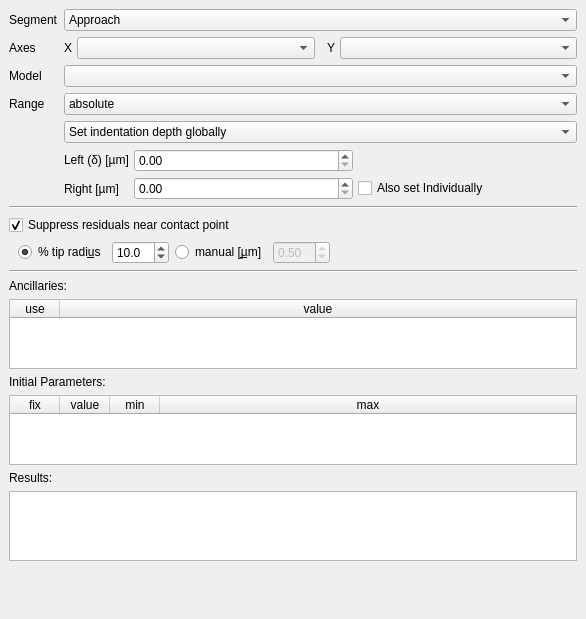
This is pyjibe/fd/tab_fit.ui in AFM-analysis/PyJibe as Qt 5 draws it before an edit. The edited form follows.
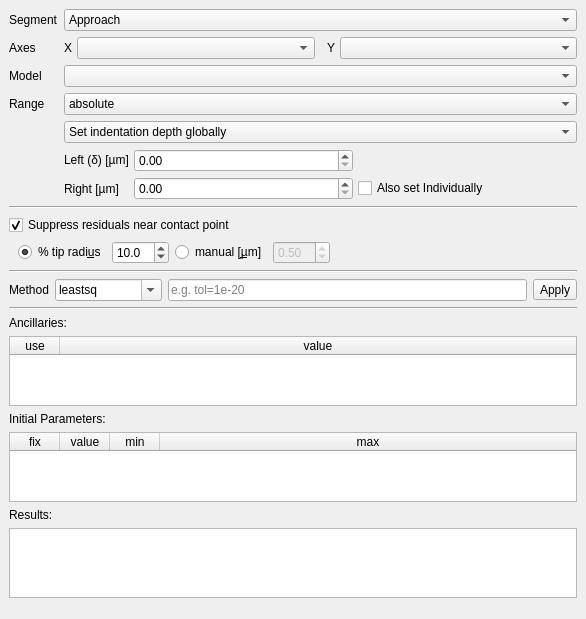
This is the edited form. Custom widgets are drawn as their Qt base class.

Commit message: feat: allow custom fit methods with custom keyword arguments in developer mode (close #18)

```diff
--- a/pyjibe/fd/tab_fit.ui
+++ b/pyjibe/fd/tab_fit.ui
@@ -75,8 +75,8 @@
        <rect>
         <x>0</x>
         <y>0</y>
-        <width>586</width>
-        <height>619</height>
+        <width>573</width>
+        <height>691</height>
        </rect>
       </property>
       <property name="sizePolicy">
@@ -85,7 +85,7 @@
         <verstretch>0</verstretch>
        </sizepolicy>
       </property>
-      <layout class="QVBoxLayout" name="verticalLayout_13" stretch="0,0,0,0,0,0,0,0,0,0,0">
+      <layout class="QVBoxLayout" name="verticalLayout_13" stretch="0,0,0,0,0,0,0,0,0,0,0,0">
        <property name="spacing">
         <number>6</number>
        </property>
@@ -519,6 +519,94 @@
          </property>
         </widget>
        </item>
+       <item>
+        <widget class="QWidget" name="widget_method" native="true">
+         <layout class="QVBoxLayout" name="verticalLayout_3">
+          <property name="leftMargin">
+           <number>0</number>
+          </property>
+          <property name="topMargin">
+           <number>0</number>
+          </property>
+          <property name="rightMargin">
+           <number>0</number>
+          </property>
+          <property name="bottomMargin">
+           <number>0</number>
+          </property>
+          <item>
+           <layout class="QHBoxLayout" name="horizontalLayout_5">
+            <item>
+             <widget class="QLabel" name="label_8">
+              <property name="text">
+               <string>Method</string>
+              </property>
+             </widget>
+            </item>
+            <item>
+             <widget class="QComboBox" name="comboBox_method">
+              <property name="toolTip">
+               <string>Valid minimizer method name supported by lmfit/scipy.optimize.</string>
+              </property>
+              <property name="editable">
+               <bool>true</bool>
+              </property>
+              <item>
+               <property name="text">
+                <string>leastsq</string>
+               </property>
+              </item>
+              <item>
+               <property name="text">
+                <string>least_squares</string>
+               </property>
+              </item>
+              <item>
+               <property name="text">
+                <string>nelder</string>
+               </property>
+              </item>
+              <item>
+               <property name="text">
+                <string>powell</string>
+               </property>
+              </item>
+              <item>
+               <property name="text">
+                <string>newton</string>
+               </property>
+              </item>
+             </widget>
+            </item>
+            <item>
+             <widget class="QLineEdit" name="lineEdit_method">
+              <property name="toolTip">
+               <string>Space-separated keyword arguments to the scipy minimizer function.</string>
+              </property>
+              <property name="placeholderText">
+               <string>e.g. tol=1e-20</string>
+              </property>
+             </widget>
+            </item>
+            <item>
+             <widget class="QToolButton" name="toolButton_method_apply">
+              <property name="text">
+               <string>Apply</string>
+              </property>
+             </widget>
+            </item>
+           </layout>
+          </item>
+          <item>
+           <widget class="Line" name="line_2">
+            <property name="orientation">
+             <enum>Qt::Horizontal</enum>
+            </property>
+           </widget>
+          </item>
+         </layout>
+        </widget>
+       </item>
        <item>
         <widget class="QWidget" name="widget_anc" native="true">
          <layout class="QVBoxLayout" name="verticalLayout_2">
```
Left out of the diff: 18 changed lines with no effect on the pictures. The commit also changes 4 other files.
